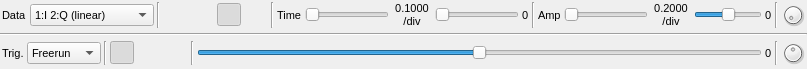
Before: the Qt Designer form sdrbase/gui/glscopegui.ui in f4exb/sdrangel, drawn with Qt 5.
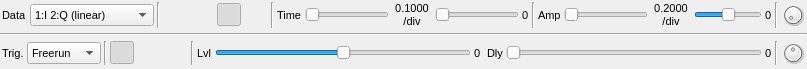
After: the same form once the commit is applied. Icons and pictures are not drawn. Custom widgets are drawn as their Qt base class.

Commit message: Implemented scope trigger delay

```diff
--- a/sdrbase/gui/glscopegui.ui
+++ b/sdrbase/gui/glscopegui.ui
@@ -659,6 +659,18 @@
        </property>
       </widget>
      </item>
+     <item>
+      <widget class="QLabel" name="trigLevelLabel">
+       <property name="font">
+        <font>
+         <pointsize>8</pointsize>
+        </font>
+       </property>
+       <property name="text">
+        <string>Lvl</string>
+       </property>
+      </widget>
+     </item>
      <item>
       <widget class="QSlider" name="trigLevel">
        <property name="font">
@@ -695,6 +707,46 @@
        </property>
       </widget>
      </item>
+     <item>
+      <widget class="QLabel" name="trigDelayLabel">
+       <property name="font">
+        <font>
+         <pointsize>8</pointsize>
+        </font>
+       </property>
+       <property name="text">
+        <string> Dly</string>
+       </property>
+      </widget>
+     </item>
+     <item>
+      <widget class="QSlider" name="trigDelay">
+       <property name="toolTip">
+        <string>Trigger delay</string>
+       </property>
+       <property name="maximum">
+        <number>100</number>
+       </property>
+       <property name="pageStep">
+        <number>1</number>
+       </property>
+       <property name="orientation">
+        <enum>Qt::Horizontal</enum>
+       </property>
+      </widget>
+     </item>
+     <item>
+      <widget class="QLabel" name="trigDelayText">
+       <property name="font">
+        <font>
+         <pointsize>8</pointsize>
+        </font>
+       </property>
+       <property name="text">
+        <string>0</string>
+       </property>
+      </widget>
+     </item>
      <item>
       <widget class="Line" name="traceIntensityLine">
        <property name="orientation">
```
Left out of the diff: 5 changed lines with no effect on the pictures. The commit also changes 3 other files.
